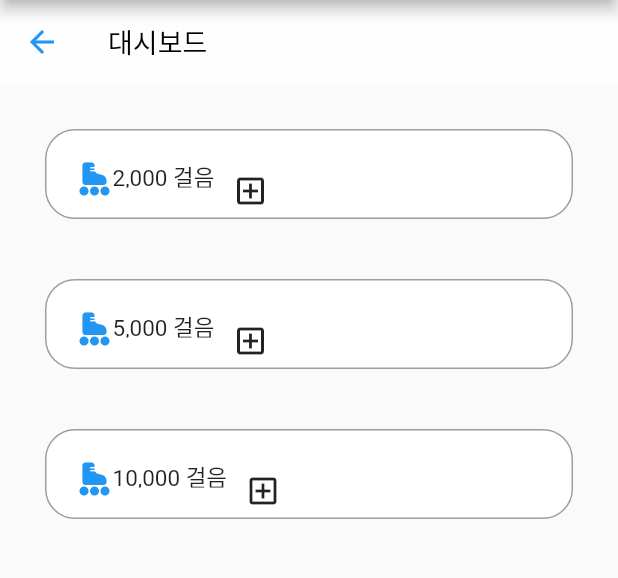
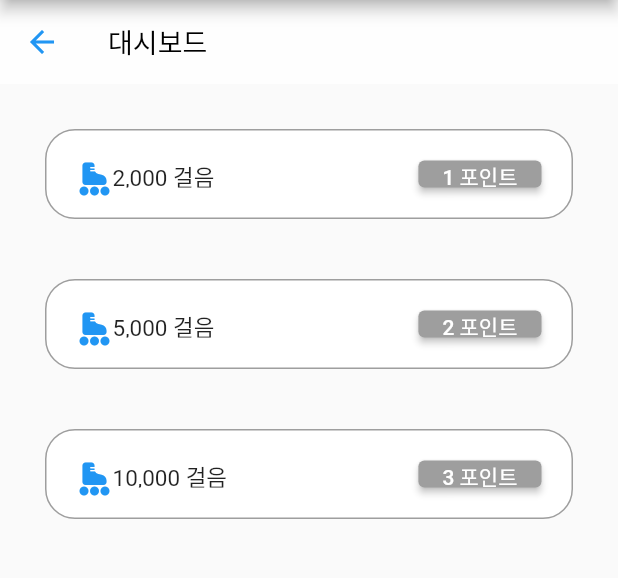
Before and after one commit to claudia825/Healthcare_bigproject, a Flutter app: the M2E screen opened directly, on a phone screen of 412 x 824 dp, the part 84-662 px from its top. Run offline on Flutter 3.47's test engine with Material 2 defaults, Android fonts, the light colour scheme and no system bars; our stand-ins replace firebase_auth, firebase_core, image_picker, shared_preferences; accounts and stored records are empty.

Commit message:
Update move2earn.dart

```diff
--- a/healthcare_bigproject/lib/move2earn.dart
+++ b/healthcare_bigproject/lib/move2earn.dart
@@ -43,11 +43,11 @@ class _M2EState extends State<M2E> {
                      )
                  ),
                  child: Row(
-                   mainAxisAlignment: MainAxisAlignment.start,
-                   crossAxisAlignment: CrossAxisAlignment.start,
                    children: [
                      Icon(Icons.roller_skating_rounded, color: Colors.blue), Text('2,000 걸음', style: TextStyle(fontSize: 15)
-                     ),IconButton(onPressed: (){}, icon: Icon(Icons.add_box_outlined))
+                     ),Spacer(flex: 30,),ElevatedButton(style: TextButton.styleFrom(backgroundColor: Colors.grey),
+                         onPressed: () {}, child: Text("1 포인트"),
+                       ),
                    ],
                  ),
                ),
@@ -64,10 +64,12 @@ class _M2EState extends State<M2E> {
                  ),
                  child: Row(
                    mainAxisAlignment: MainAxisAlignment.start,
-                   crossAxisAlignment: CrossAxisAlignment.start,
                    children: [
                      Icon(Icons.roller_skating_rounded, color: Colors.blue), Text('5,000 걸음', style: TextStyle(fontSize: 15),
-                     ),IconButton(onPressed: (){}, icon: Icon(Icons.add_box_outlined))
+                     ),Spacer(flex: 30,),ElevatedButton(style: TextButton.styleFrom(backgroundColor: Colors.grey),
+                       onPressed: () {},
+                       child: Text("2 포인트"),
+                     ),
                    ],
                  ),
                ),
@@ -83,11 +85,13 @@ class _M2EState extends State<M2E> {
                      )
                  ),
                  child: Row(
-                   mainAxisAlignment: MainAxisAlignment.start,
-                   crossAxisAlignment: CrossAxisAlignment.start,
                    children: [
                      Icon(Icons.roller_skating_rounded, color: Colors.blue), Text('10,000 걸음', style: TextStyle(fontSize: 15)),
-                 IconButton(onPressed: (){}, icon: Icon(Icons.add_box_outlined))
+                     Spacer(flex: 30,),ElevatedButton(
+                       style: TextButton.styleFrom(backgroundColor: Colors.grey),
+                       onPressed: () {},
+                       child: Text("3 포인트"),
+                     ),
                    ],
                  ),
                ),
```
